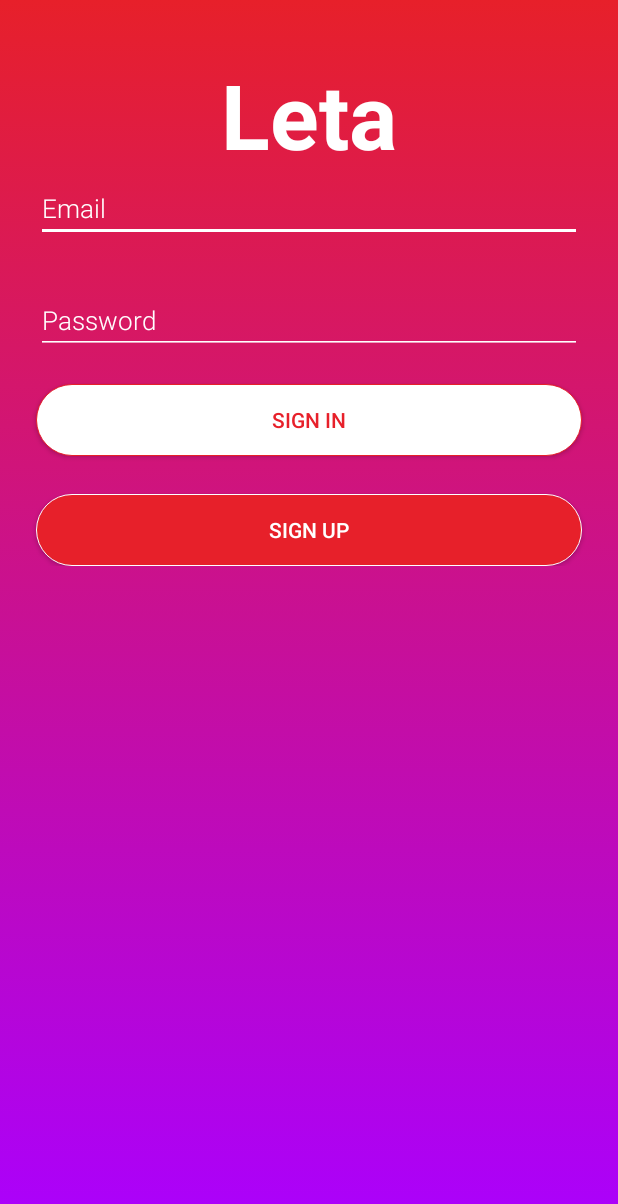
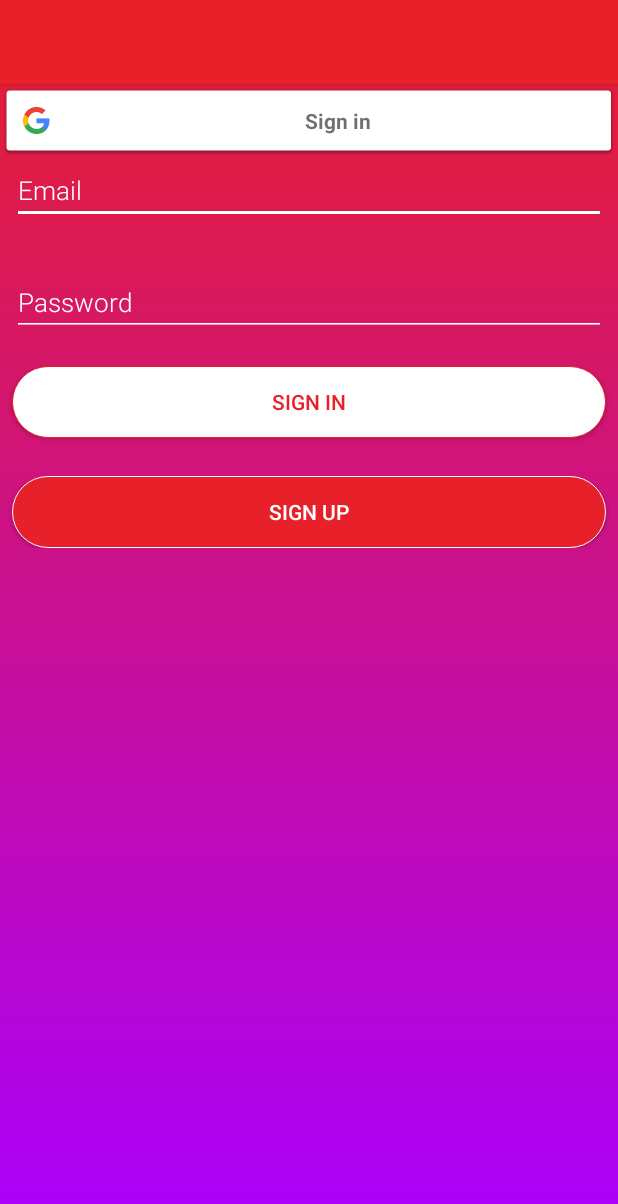
Before and after one commit to kimani-mbuguah/Leta, an Android app: the ClientLoginActivity screen opened directly, with no data from a screen before it, on a phone screen of 412 x 824 dp. Shown: the top 1204 px of the screen. Run offline under Robolectric (Android 15) with nearby library versions, the phone set to English and light mode, and no system bars; our stand-ins replace Firebase (no records; nobody signed in at launch, a user with empty details on screens opened directly).

Commit message:
link login

```diff
--- a/app/src/main/java/com/africastalking/leta/MainActivity.java
+++ b/app/src/main/java/com/africastalking/leta/MainActivity.java
@@ -1,5 +1,6 @@
 package com.africastalking.leta;
 
+import android.content.Intent;
 import android.os.Bundle;
 import android.support.design.widget.FloatingActionButton;
 import android.support.design.widget.Snackbar;
@@ -13,6 +14,7 @@ import android.support.v7.widget.Toolbar;
 import android.view.Menu;
 import android.view.MenuItem;
 import android.widget.ArrayAdapter;
+import android.widget.Button;
 import android.widget.ImageView;
 import android.widget.Toast;
 
@@ -24,6 +26,7 @@ public class MainActivity extends AppCompatActivity
         implements NavigationView.OnNavigationItemSelectedListener {
     String[] SPINNERLIST = {"Kibanda", "Kirichwa", "Java House", "KFC"};
     SliderLayout sliderLayout;
+    private Button mSignInBtn;
 
     @Override
     protected void onCreate(Bundle savedInstanceState) {
@@ -32,6 +35,8 @@ public class MainActivity extends AppCompatActivity
         Toolbar toolbar = (Toolbar) findViewById(R.id.toolbar);
         setSupportActionBar(toolbar);
         getSupportActionBar().setTitle("Leta");
+
+        mSignInBtn = findViewById(R.id.btnSignIn);
 
         ArrayAdapter<String> arrayAdapter = new ArrayAdapter<String>(this,
                 android.R.layout.simple_dropdown_item_1line, SPINNERLIST);
@@ -62,6 +67,15 @@ public class MainActivity extends AppCompatActivity
 
         NavigationView navigationView = (NavigationView) findViewById(R.id.nav_view);
         navigationView.setNavigationItemSelectedListener(this);
+
+        //click listener for sigh in button
+        mSignInBtn.setOnClickListener(new View.OnClickListener() {
+            @Override
+            public void onClick(View v) {
+                Intent signInIntent = new Intent(MainActivity.this, ClientLoginActivity.class);
+                startActivity(signInIntent);
+            }
+        });
     }
 
     private void setSliderViews() {
--- a/app/src/main/res/layout/activity_client_login.xml
+++ b/app/src/main/res/layout/activity_client_login.xml
@@ -3,16 +3,26 @@
     xmlns:tools="http://schemas.android.com/tools"
     android:layout_width="match_parent"
     android:layout_height="match_parent"
+    xmlns:app="http://schemas.android.com/apk/res-auto"
     android:gravity="center_horizontal"
     android:orientation="vertical"
-    android:paddingLeft="@dimen/activity_horizontal_margin"
-    android:paddingTop="@dimen/activity_vertical_margin"
-    android:paddingRight="@dimen/activity_horizontal_margin"
-    android:paddingBottom="@dimen/activity_vertical_margin"
     android:background="@drawable/gradient_bg"
     tools:context=".ClientSignUpActivity">
 
+    <android.support.design.widget.AppBarLayout
+        android:id="@+id/appBarLayout2"
+        android:layout_width="match_parent"
+        android:layout_height="wrap_content"
+        android:theme="@style/AppTheme.AppBarOverlay">
 
+        <android.support.v7.widget.Toolbar
+            android:id="@+id/client_main_toolbar"
+            android:layout_width="match_parent"
+            android:layout_height="?attr/actionBarSize"
+            android:background="?attr/colorPrimary"
+            app:popupTheme="@style/AppTheme.PopupOverlay" />
+
+    </android.support.design.widget.AppBarLayout>
 
     <!-- Login progress -->
     <ProgressBar
@@ -32,16 +42,10 @@
             android:layout_width="match_parent"
             android:layout_height="wrap_content"
             android:orientation="vertical">
-            <TextView
-                android:layout_width="wrap_content"
-                android:layout_height="wrap_content"
-                android:layout_centerHorizontal="true"
-                android:layout_gravity="center"
-                android:layout_marginTop="20dp"
-                android:text="Leta"
-                android:textColor="@color/colorWhite"
-                android:textSize="60sp"
-                android:textStyle="bold" />
+            <com.google.android.gms.common.SignInButton
+                android:id="@+id/sign_in_button"
+                android:layout_width="match_parent"
+                android:layout_height="wrap_content" />
             <EditText
                 android:id="@+id/client_login_email"
                 android:layout_width="match_parent"
```
